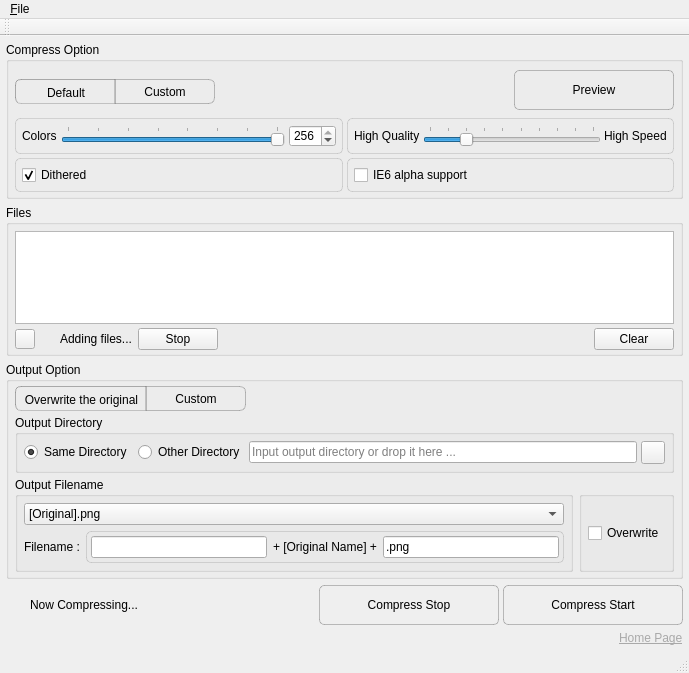
First picture: the form in pngyumainwindow.ui, repository CameronBanga/Pngyu-Neue, before the edit.
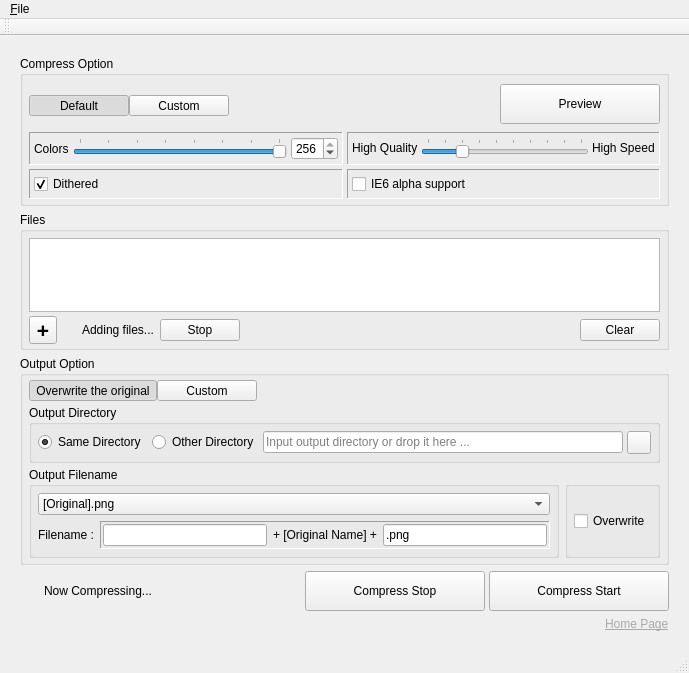
Second picture: the form after the edit. Icons and pictures are not drawn. Custom widgets are drawn as their Qt base class.

```diff
--- a/pngyumainwindow.ui
+++ b/pngyumainwindow.ui
@@ -14,18 +14,47 @@
    <bool>true</bool>
   </property>
   <property name="windowTitle">
-   <string>PngyuNew</string>
+   <string>New Pngyu</string>
   </property>
   <property name="styleSheet">
-   <string notr="true">#pushButton_preview,
-#pushButton_exec,
-#pushButton_stop_exec
-{
-  border-style: outset;
-  border : 1px solid rgb(127,127,127,127);
-  border-radius: 5px;
-  background : qlineargradient(spread:reflect, x1:0, y1:1, x2:0, y2:0,
-    stop:0 rgba(127, 127, 127, 64), stop:1 rgba(255, 255, 255, 100));
+   <string notr="true">/* Modern macOS buttons */
+QPushButton {
+    border: none;
+    border-radius: 8px;
+    padding: 10px 16px;
+    font-size: 13px;
+    font-weight: 500;
+    background-color: palette(button);
+    color: palette(button-text);
+}
+
+QPushButton:hover {
+    background-color: palette(midlight);
+}
+
+QPushButton#pushButton_exec {
+    background-color: #007AFF;
+    color: white;
+    font-weight: 600;
+    padding: 12px 24px;
+}
+
+QPushButton#pushButton_exec:hover {
+    background-color: #0051D5;
+}
+
+QPushButton#pushButton_stop_exec {
+    background-color: #FF3B30;
+    color: white;
+    font-weight: 600;
+    padding: 12px 24px;
+}
+
+QPushButton#pushButton_preview {
+    background-color: #007AFF;
+    color: white;
+    font-weight: 600;
+    padding: 8px 16px;
 }
 
 
@@ -40,17 +69,31 @@
     padding: 2px;
 }
 
-/*left*/
+/* Modern segmented controls */
+QToolButton {
+    border: 1px solid rgba(0, 0, 0, 0.1);
+    padding: 8px 16px;
+    background-color: palette(button);
+    color: palette(button-text);
+    font-size: 13px;
+    font-weight: 500;
+}
+
+QToolButton:checked {
+    background-color: #007AFF;
+    color: white;
+    border-color: #007AFF;
+}
+
+QToolButton:hover:!checked {
+    background-color: palette(midlight);
+}
+
 QToolButton#toolButton_compress_option_default,
-QToolButton#toolButton_output_option_overwrite_original
-{
-  border-style: outset;
-  border : 1px solid rgb(127,127,127,127);
-  border-top-left-radius : 6px;
-  border-bottom-left-radius: 6px;
-  padding: 3px;
-  background : qlineargradient(spread:reflect, x1:0, y1:1, x2:0, y2:0,
-    stop:0 rgba(127, 127, 127, 64), stop:1 rgba(255, 255, 255, 100));
+QToolButton#toolButton_output_option_overwrite_original {
+    border-top-left-radius: 8px;
+    border-bottom-left-radius: 8px;
+    border-right: none;
 }
 
 /*middle*/
@@ -64,53 +107,118 @@
     stop:0 rgba(127, 127, 127, 64), stop:1 rgba(255, 255, 255, 100));
 }
 
-/*right*/
 QToolButton#toolButton_compress_option_custom,
-QToolButton#toolButton_output_option_custom
-{
-  border-style: outset;
-  border : 1px solid rgb(127,127,127,127);
-  border-top-right-radius : 6px;
-  border-bottom-right-radius: 6px;
-  padding: 3px;
-  background : qlineargradient(spread:reflect, x1:0, y1:1, x2:0, y2:0,
-    stop:0 rgba(127, 127, 127, 64), stop:1 rgba(255, 255, 255, 100));
+QToolButton#toolButton_output_option_custom {
+    border-top-right-radius: 8px;
+    border-bottom-right-radius: 8px;
+    border-left: none;
 }
 
-QToolButton#toolButton_compress_option_default::checked,
-QToolButton#toolButton_compress_option_custom::checked,
-QToolButton#toolButton_output_option_custom::checked,
-QToolButton#toolButton_output_option_overwrite_original::checked
-{
-  border : 1px solid rgb(100,100,100,127);
-  border-style: inset;
-  padding-top : 4px;
-  padding-left : 4px;
-  padding-bottom : 2px;
-  padding-right : 2px;
-  background : qlineargradient(spread:reflect, x1:0, y1:1, x2:0, y2:0,
-    stop:1 rgba(40, 40, 40, 64), stop:0 rgba(127, 127, 127, 64));
+/* Modern table styling */
+QTableWidget {
+    background-color: palette(base);
+    border: 1px solid rgba(0, 0, 0, 0.1);
+    border-radius: 10px;
+    selection-background-color: #007AFF;
+    selection-color: white;
+    font-size: 13px;
 }
 
-QToolButton#toolButton_compress_option_default::pressed,
-QToolButton#toolButton_compress_option_custom::pressed,
-QToolButton#toolButton_output_option_custom::pressed,
-QToolButton#toolButton_output_option_overwrite_original::pressed
-{ 
-  border : 1px solid rgb(80,80,80,127);
-  border-style: inset;
-  padding-top : 4px;
-  padding-left : 4px;
-  padding-bottom : 2px;
-  padding-right : 2px;
-  background : qlineargradient(spread:reflect, x1:0, y1:1, x2:0, y2:0,
-    stop:1 rgba(30, 30, 30, 64), stop:0 rgba(100, 100, 100, 64));
+QTableWidget::item {
+    padding: 10px 8px;
+    border: none;
+}
+
+QHeaderView::section {
+    background-color: palette(button);
+    color: palette(button-text);
+    padding: 10px 8px;
+    border: none;
+    font-weight: 600;
+    font-size: 12px;
+}
+
+/* Modern text fields */
+QLineEdit {
+    border: 1px solid rgba(0, 0, 0, 0.1);
+    border-radius: 8px;
+    padding: 8px 12px;
+    background-color: palette(base);
+    color: palette(text);
+    font-size: 13px;
+}
+
+QLineEdit:focus {
+    border-color: #007AFF;
+    border-width: 2px;
+}
+
+QLineEdit[drp_enabled="true"] {
+    background-color: #007AFF;
+    color: white;
+    border-color: #007AFF;
+}
+
+/* Modern labels */
+QLabel {
+    color: palette(text);
+    font-size: 13px;
+}
+
+QLabel#label_drop_here {
+    background-color: palette(base);
+    color: palette(mid);
+    font-size: 15px;
+    font-weight: 500;
+}
+
+/* Status colors */
+QLabel#label_current_saved_size {
+    color: palette(mid);
+    font-size: 12px;
+}
+
+QLabel#label_current_saved_size[color_positive="true"] {
+    color: #30D158;
+}
+
+QLabel#label_current_saved_size[color_negative="true"] {
+    color: #FF453A;
+}
+
+/* Modern frames */
+QFrame#frame_speed,
+QFrame#frame_dithered,
+QFrame#frame_colors,
+QFrame#frame_output_filename,
+QFrame#frame_ie6 {
+    border: 1px solid rgba(0, 0, 0, 0.08);
+    border-radius: 10px;
+    padding: 8px;
+    background-color: rgba(0, 0, 0, 0.02);
+}
+
+/* Add file button */
+QToolButton#toolButton_add_file {
+    border: 1px solid rgba(0, 0, 0, 0.1);
+    border-radius: 6px;
+    background-color: palette(button);
+    color: #007AFF;
+    font-weight: 600;
+}
+
+QToolButton#toolButton_add_file:hover {
+    background-color: palette(midlight);
+}
+
+QToolButton#toolButton_add_file:pressed {
+    background-color: palette(mid);
 }</string>
   </property>
   <widget class="QWidget" name="centralWidget">
    <layout class="QGridLayout" name="gridLayout">
     <property name="margin">
-     <number>6</number>
+     <number>20</number>
     </property>
     <item row="7" column="0" colspan="5">
      <widget class="QWidget" name="widget" native="true">
@@ -962,18 +1070,26 @@
        </property>
        <item row="3" column="0">
         <widget class="QToolButton" name="toolButton_add_file">
+         <property name="minimumSize">
+          <size>
+           <width>28</width>
+           <height>28</height>
+          </size>
+         </property>
          <property name="maximumSize">
           <size>
-           <width>20</width>
-           <height>20</height>
+           <width>28</width>
+           <height>28</height>
           </size>
          </property>
          <property name="text">
-          <string/>
+          <string>+</string>
          </property>
-         <property name="icon">
-          <iconset resource="resource/resource.qrc">
-           <normaloff>:/icons/plus.png</normaloff>:/icons/plus.png</iconset>
+         <property name="font">
+          <font>
+           <pointsize>16</pointsize>
+           <weight>600</weight>
+          </font>
          </property>
         </widget>
        </item>
```
